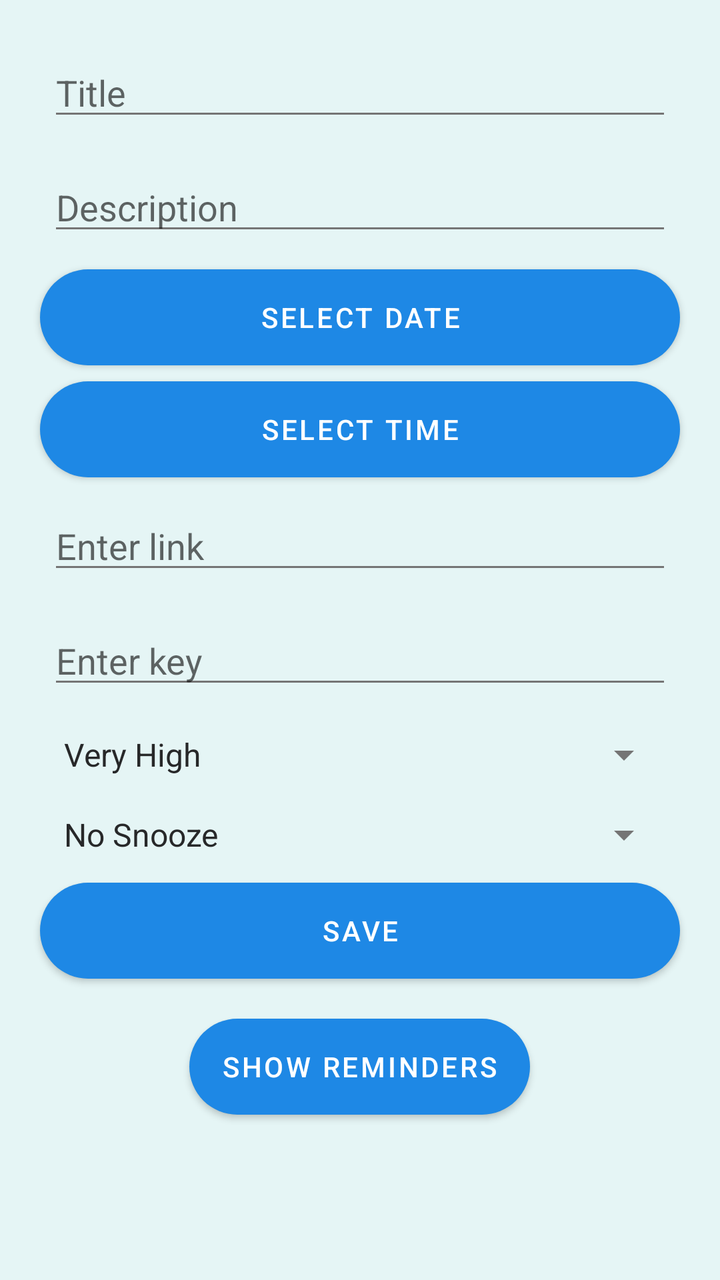
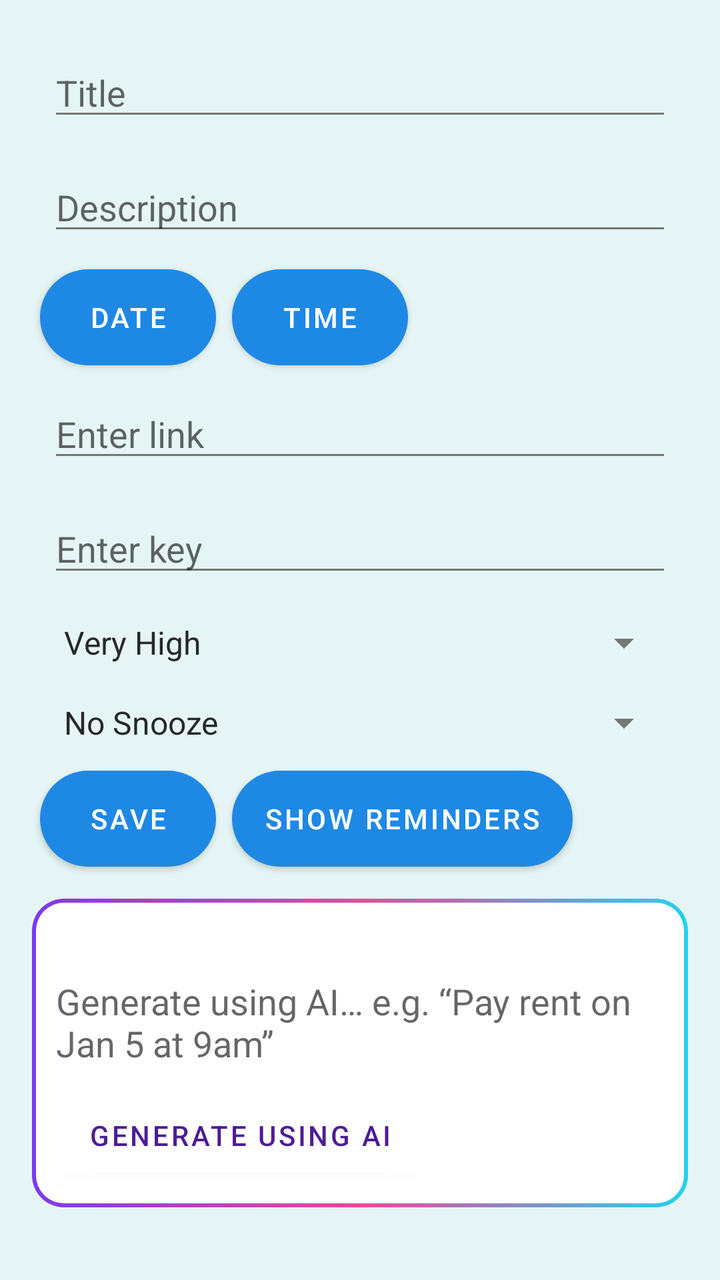

Before-and-after screenshots of an Android layout around one commit, followed by the original layout XML and the change that was made.
<!-- AndroidManifest.xml: application theme Theme.Nudge -->
<!-- res/layout/fragment_reminder.xml -->
<LinearLayout xmlns:android="http://schemas.android.com/apk/res/android"
    android:layout_width="match_parent"
    android:layout_height="match_parent"
    android:orientation="vertical"
    android:padding="16dp">

    <AutoCompleteTextView
        android:id="@+id/titleEditText"
        android:layout_width="match_parent"
        android:layout_height="wrap_content"
        android:layout_margin="8dp"
        android:hint="Title" />

    <AutoCompleteTextView
        android:id="@+id/descriptionEditText"
        android:layout_width="match_parent"
        android:layout_height="wrap_content"
        android:layout_margin="8dp"
        android:hint="Description" />

    <Button
        android:id="@+id/dateButton"
        android:layout_width="match_parent"
        android:layout_height="wrap_content"
        android:background="@drawable/rounded_corner"
        android:layout_margin="4dp"
        android:text="Select Date" />

    <Button
        android:id="@+id/timeButton"
        android:layout_width="match_parent"
        android:layout_height="wrap_content"
        android:background="@drawable/rounded_corner"
        android:layout_margin="4dp"
        android:text="Select Time" />

    <EditText
        android:id="@+id/idEditText"
        android:layout_width="match_parent"
        android:layout_height="wrap_content"
        android:visibility="gone"
        android:layout_margin="8dp" />

    <EditText
        android:id="@+id/linkEditText"
        android:layout_width="match_parent"
        android:layout_height="wrap_content"
        android:hint="Enter link"
        android:singleLine="true"
        android:layout_margin="8dp"
        android:imeOptions="actionDone" />

    <EditText
        android:id="@+id/passwordEditText"
        android:layout_width="match_parent"
        android:layout_height="wrap_content"
        android:hint="Enter key"
        android:inputType="textPassword"
        android:singleLine="true"
        android:layout_margin="8dp"
        android:imeOptions="actionDone" />

    <Spinner
        android:id="@+id/prioritySpinner"
        android:layout_width="match_parent"
        android:layout_height="wrap_content"
        android:layout_margin="8dp"
        android:entries="@array/priority_array" />

    <Spinner
        android:id="@+id/snoozeSpinner"
        android:layout_width="match_parent"
        android:layout_height="wrap_content"
        android:layout_margin="8dp"
        android:entries="@array/snooze_array" />

    <Button
        android:id="@+id/saveButton"
        android:layout_width="match_parent"
        android:layout_height="wrap_content"
        android:background="@drawable/rounded_corner"
        android:layout_margin="4dp"
        android:text="Save" />

    <Button
        android:id="@+id/showRemindersButton"
        android:layout_width="wrap_content"
        android:layout_height="wrap_content"
        android:text="Show Reminders"
        android:layout_marginTop="16dp"
        android:background="@drawable/rounded_corner"
        android:layout_gravity="center" />
</LinearLayout>
<!-- resources referenced by this layout -->
<resources>
  <string-array name="priority_array">
          <item>Very High</item>
          <item>High</item>
          <item>Medium</item>
          <item>Low</item>
      </string-array>
  <string-array name="snooze_array">
          <item>No Snooze</item>
          <item>Snooze Once</item>
          <item>Snooze Twice</item>
      </string-array>
  <!-- drawable rounded_corner (drawable) -->
  <shape xmlns:android="http://schemas.android.com/apk/res/android">
      <solid android:color="@color/white" />
      <corners android:radius="30dp" />
  </shape>
  <style name="Theme.Nudge" parent="Theme.MaterialComponents.DayNight.DarkActionBar">
          
          <item name="colorPrimary">@color/colorPrimary</item>
          <item name="colorPrimaryVariant">@color/colorPrimaryDark</item>
          <item name="colorOnPrimary">@color/white</item>
          
          <item name="colorSecondary">@color/colorAccent</item>
          <item name="colorSecondaryVariant">@color/colorAccent</item>
          <item name="colorOnSecondary">@color/black</item>
          
          <item name="android:colorBackground">@color/colorBackground</item>
          
          <item name="android:textColorPrimary">@color/colorTextPrimary</item>
          <item name="android:textColorSecondary">@color/colorTextSecondary</item>
          
          <item name="android:windowBackground">@color/colorBackground</item>
      </style>
  <color name="white">#FFFFFFFF</color>
  <color name="colorPrimary">#1E88E5</color>
  <color name="colorPrimaryDark">#1565C0</color>
  <color name="colorAccent">#B0B0B0</color>
  <color name="black">#FF000000</color>
  <color name="colorBackground">#E5F5F5</color>
  <color name="colorTextPrimary">#272829</color>
  <color name="colorTextSecondary">#757575</color>
</resources>

<!-- the commit's change to res/layout/fragment_reminder.xml (unified diff, before → after) -->
@@ -18,21 +18,27 @@
         android:layout_margin="8dp"
         android:hint="Description" />
 
-    <Button
-        android:id="@+id/dateButton"
-        android:layout_width="match_parent"
+    <LinearLayout
+        android:layout_width="wrap_content"
         android:layout_height="wrap_content"
-        android:background="@drawable/rounded_corner"
-        android:layout_margin="4dp"
-        android:text="Select Date" />
+        android:orientation="horizontal"
+        android:gravity="center_vertical">
+        <Button
+            android:id="@+id/dateButton"
+            android:layout_width="match_parent"
+            android:layout_height="wrap_content"
+            android:background="@drawable/rounded_corner"
+            android:layout_margin="4dp"
+            android:text="Date" />
 
-    <Button
-        android:id="@+id/timeButton"
-        android:layout_width="match_parent"
-        android:layout_height="wrap_content"
-        android:background="@drawable/rounded_corner"
-        android:layout_margin="4dp"
-        android:text="Select Time" />
+        <Button
+            android:id="@+id/timeButton"
+            android:layout_width="match_parent"
+            android:layout_height="wrap_content"
+            android:background="@drawable/rounded_corner"
+            android:layout_margin="4dp"
+            android:text="Time" />
+    </LinearLayout>
 
     <EditText
         android:id="@+id/idEditText"
@@ -74,20 +80,66 @@
         android:layout_margin="8dp"
         android:entries="@array/snooze_array" />
 
-    <Button
-        android:id="@+id/saveButton"
+    <LinearLayout
+        android:layout_width="wrap_content"
+        android:layout_height="wrap_content"
+        android:orientation="horizontal"
+        android:gravity="center_vertical">
+        <Button
+            android:id="@+id/saveButton"
+            android:layout_width="match_parent"
+            android:layout_height="wrap_content"
+            android:background="@drawable/rounded_corner"
+            android:layout_margin="4dp"
+            android:text="Save" />
+
+        <Button
+            android:id="@+id/showRemindersButton"
+            android:layout_width="wrap_content"
+            android:layout_height="wrap_content"
+            android:text="Show Reminders"
+            android:layout_margin="4dp"
+            android:background="@drawable/rounded_corner"
+            android:layout_gravity="center" />
+    </LinearLayout>
+
+    
+    <LinearLayout
+    android:id="@+id/aiBox"
+    android:layout_width="match_parent"
+    android:layout_height="wrap_content"
+    android:layout_marginTop="12dp"
+    android:padding="12dp"
+    android:orientation="vertical"
+    android:background="@drawable/bg_ai_gradient">
+
+    <TextView
+        android:layout_width="wrap_content"
+        android:layout_height="wrap_content"
+        android:text="AI quick add"
+        android:textStyle="bold"
+        android:textColor="@android:color/white"
+        android:textSize="14sp" />
+
+    <EditText
+        android:id="@+id/aiInputEditText"
         android:layout_width="match_parent"
         android:layout_height="wrap_content"
-        android:background="@drawable/rounded_corner"
-        android:layout_margin="4dp"
-        android:text="Save" />
+        android:layout_marginTop="8dp"
+        android:hint="Generate using AI… e.g. “Pay rent on Jan 5 at 9am”"
+        android:textColor="@android:color/white"
+        android:background="@android:color/transparent"
+        android:inputType="textCapSentences|textMultiLine"
+        android:minLines="2"
+        android:maxLines="4" />
 
     <Button
-        android:id="@+id/showRemindersButton"
+        android:id="@+id/aiGenerateButton"
         android:layout_width="wrap_content"
         android:layout_height="wrap_content"
-        android:text="Show Reminders"
-        android:layout_marginTop="16dp"
-        android:background="@drawable/rounded_corner"
-        android:layout_gravity="center" />
+        android:layout_marginTop="10dp"
+        android:text="Generate using AI"
+        android:backgroundTint="#FFFFFF"
+        android:textColor="#4C1D95" />
+    </LinearLayout>
 </LinearLayout>
<!-- resource entries referenced after the edit -->
@@ -11,6 +11,35 @@
           <item>Snooze Once</item>
           <item>Snooze Twice</item>
       </string-array>
+  <!-- drawable bg_ai_gradient (drawable) -->
+  <layer-list xmlns:android="http://schemas.android.com/apk/res/android">
+  
+      
+      <item>
+          <shape android:shape="rectangle">
+              <corners android:radius="16dp" />
+              <gradient
+                  android:type="linear"
+                  android:angle="0"
+                  android:startColor="#7C3AED"
+                  android:centerColor="#EC4899"
+                  android:endColor="#22D3EE" />
+          </shape>
+      </item>
+  
+      
+      <item
+          android:left="2dp"
+          android:top="2dp"
+          android:right="2dp"
+          android:bottom="2dp">
+          <shape android:shape="rectangle">
+              <corners android:radius="14dp" />
+              <solid android:color="?attr/colorSurface" />
+          </shape>
+      </item>
+  
+  </layer-list>
   <!-- drawable rounded_corner (drawable) -->
   <shape xmlns:android="http://schemas.android.com/apk/res/android">
       <solid android:color="@color/white" />
